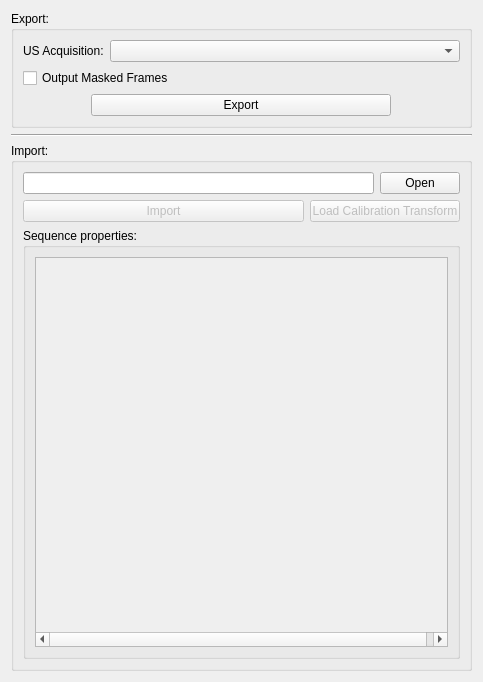
The window that IbisPlugins/SequenceIO/sequenceiowidget.ui (IbisNeuronav/Ibis) describes before a commit, drawn with Qt 5.
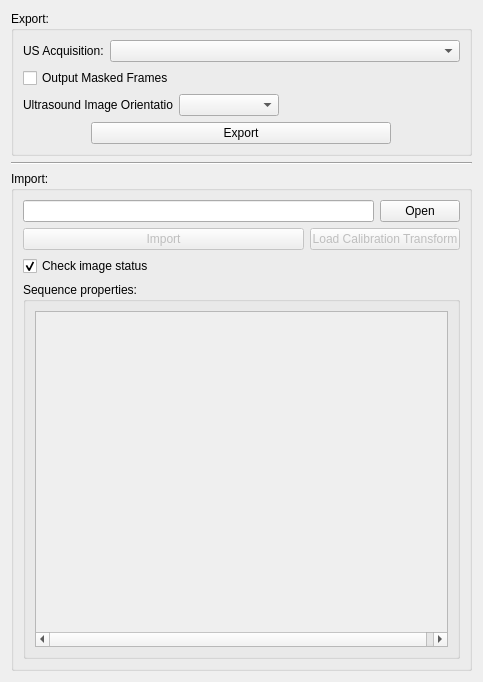
The same window after the commit.

Commit message: Add image orientation and check image status

The edit to the form file:
```diff
--- a/IbisPlugins/SequenceIO/sequenceiowidget.ui
+++ b/IbisPlugins/SequenceIO/sequenceiowidget.ui
@@ -53,6 +53,52 @@
         </property>
        </widget>
       </item>
+      <item>
+       <layout class="QHBoxLayout" name="horizontalLayout_5">
+        <item>
+         <widget class="QLabel" name="label_2">
+          <property name="maximumSize">
+           <size>
+            <width>150</width>
+            <height>200</height>
+           </size>
+          </property>
+          <property name="text">
+           <string>Ultrasound Image Orientation:</string>
+          </property>
+         </widget>
+        </item>
+        <item>
+         <widget class="QComboBox" name="ultrasoundImageOrientationComboBox">
+          <property name="minimumSize">
+           <size>
+            <width>100</width>
+            <height>0</height>
+           </size>
+          </property>
+          <property name="maximumSize">
+           <size>
+            <width>300</width>
+            <height>16777215</height>
+           </size>
+          </property>
+         </widget>
+        </item>
+        <item>
+         <spacer name="horizontalSpacer">
+          <property name="orientation">
+           <enum>Qt::Horizontal</enum>
+          </property>
+          <property name="sizeHint" stdset="0">
+           <size>
+            <width>40</width>
+            <height>20</height>
+           </size>
+          </property>
+         </spacer>
+        </item>
+       </layout>
+      </item>
       <item>
        <layout class="QHBoxLayout" name="horizontalLayout">
         <item>
@@ -140,6 +186,19 @@
         </item>
        </layout>
       </item>
+      <item>
+       <widget class="QCheckBox" name="checkImageStatusCheckBox">
+        <property name="enabled">
+         <bool>true</bool>
+        </property>
+        <property name="text">
+         <string>Check image status</string>
+        </property>
+        <property name="checked">
+         <bool>true</bool>
+        </property>
+       </widget>
+      </item>
       <item>
        <widget class="QGroupBox" name="importTransformsGroupBox">
         <property name="title">
@@ -163,7 +222,7 @@
               <x>0</x>
               <y>0</y>
               <width>423</width>
-              <height>369</height>
+              <height>346</height>
              </rect>
             </property>
             <layout class="QVBoxLayout" name="verticalLayout_4">
```
The commit also changes 2 other files.
